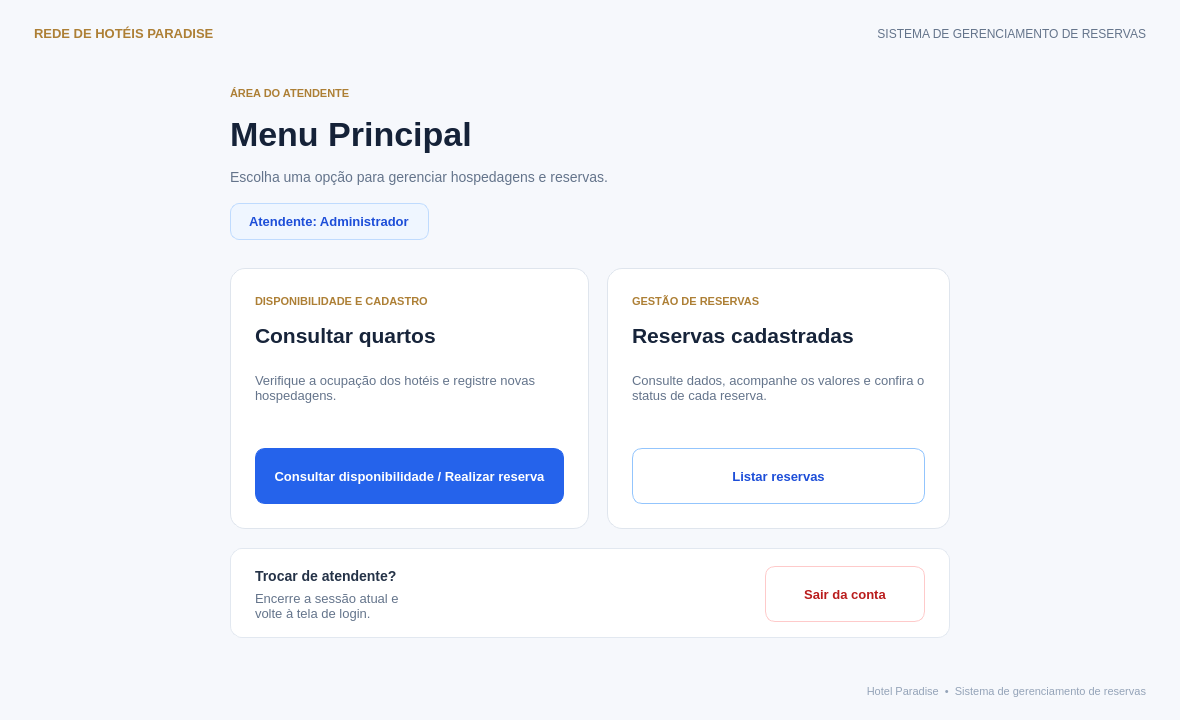
The window that mainwindow.ui (JairCosta00/Sistema-de-Reservas-Rede-de-Hot-is-Paradise) describes before a commit, drawn with Qt 5.
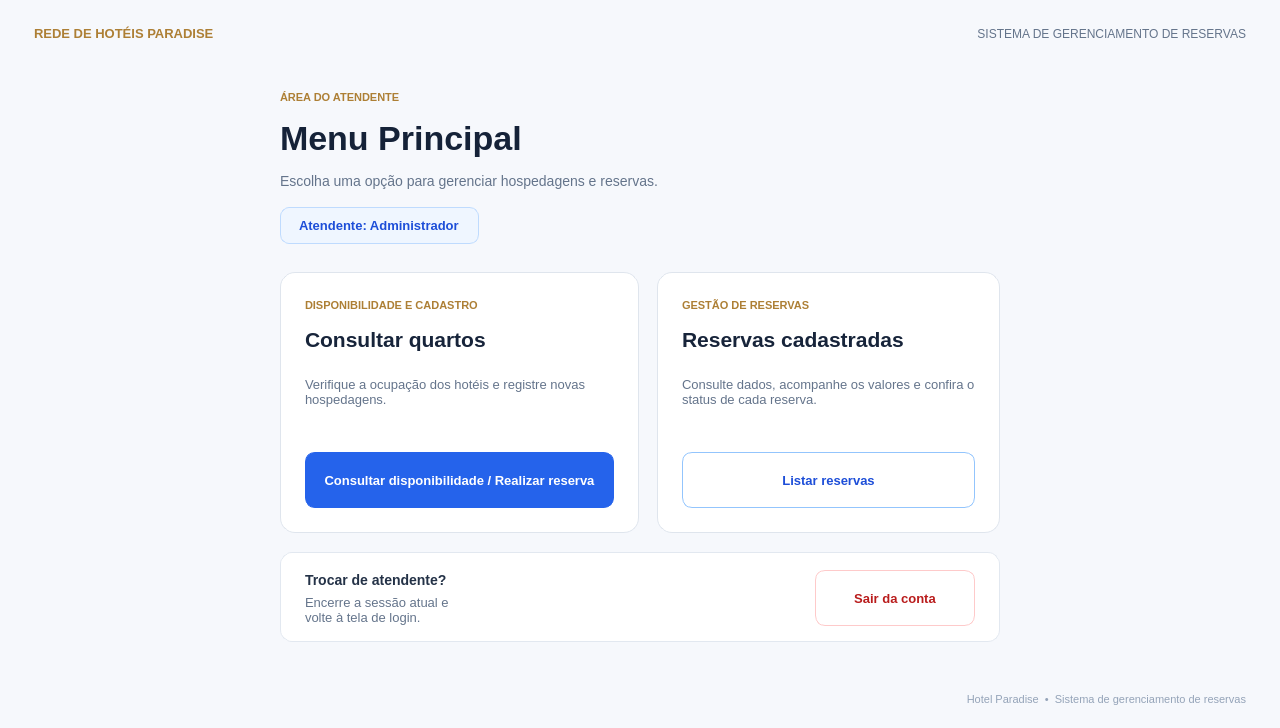
The same window after the commit.

```diff
--- a/mainwindow.ui
+++ b/mainwindow.ui
@@ -6,8 +6,8 @@
    <rect>
     <x>0</x>
     <y>0</y>
-    <width>1180</width>
-    <height>720</height>
+    <width>1280</width>
+    <height>728</height>
    </rect>
   </property>
   <property name="minimumSize">
@@ -151,7 +151,7 @@
          <string>SISTEMA DE GERENCIAMENTO DE RESERVAS</string>
         </property>
         <property name="alignment">
-         <set>Qt::AlignRight|Qt::AlignVCenter</set>
+         <set>Qt::AlignmentFlag::AlignRight|Qt::AlignmentFlag::AlignTrailing|Qt::AlignmentFlag::AlignVCenter</set>
         </property>
        </widget>
       </item>
@@ -241,30 +241,30 @@
          </property>
          <item>
           <widget class="QLabel" name="labelDestaque">
+           <property name="font">
+            <font>
+             <family>Segoe UI</family>
+             <pointsize>-1</pointsize>
+             <bold>true</bold>
+            </font>
+           </property>
            <property name="text">
             <string>ÁREA DO ATENDENTE</string>
            </property>
-           <property name="font">
-            <font>
-             <family>Segoe UI</family>
-             <pointsize>9</pointsize>
-             <bold>true</bold>
-            </font>
-           </property>
           </widget>
          </item>
          <item>
           <widget class="QLabel" name="labelTitulo">
+           <property name="font">
+            <font>
+             <family>Segoe UI</family>
+             <pointsize>-1</pointsize>
+             <bold>true</bold>
+            </font>
+           </property>
            <property name="text">
             <string>Menu Principal</string>
            </property>
-           <property name="font">
-            <font>
-             <family>Segoe UI</family>
-             <pointsize>28</pointsize>
-             <bold>true</bold>
-            </font>
-           </property>
           </widget>
          </item>
          <item>
@@ -373,30 +373,30 @@
               </property>
               <item>
                <widget class="QLabel" name="labelCategoriaConsulta">
+                <property name="font">
+                 <font>
+                  <family>Segoe UI</family>
+                  <pointsize>-1</pointsize>
+                  <bold>true</bold>
+                 </font>
+                </property>
                 <property name="text">
                  <string>DISPONIBILIDADE E CADASTRO</string>
                 </property>
-                <property name="font">
-                 <font>
-                  <family>Segoe UI</family>
-                  <pointsize>9</pointsize>
-                  <bold>true</bold>
-                 </font>
-                </property>
                </widget>
               </item>
               <item>
                <widget class="QLabel" name="labelConsultaTitulo">
+                <property name="font">
+                 <font>
+                  <family>Segoe UI</family>
+                  <pointsize>-1</pointsize>
+                  <bold>true</bold>
+                 </font>
+                </property>
                 <property name="text">
                  <string>Consultar quartos</string>
                 </property>
-                <property name="font">
-                 <font>
-                  <family>Segoe UI</family>
-                  <pointsize>17</pointsize>
-                  <bold>true</bold>
-                 </font>
-                </property>
                </widget>
               </item>
               <item>
@@ -433,21 +433,21 @@
               </item>
               <item>
                <widget class="QPushButton" name="btnConsultarReserva">
+                <property name="minimumSize">
+                 <size>
+                  <width>0</width>
+                  <height>56</height>
+                 </size>
+                </property>
+                <property name="maximumSize">
+                 <size>
+                  <width>16777215</width>
+                  <height>58</height>
+                 </size>
+                </property>
                 <property name="text">
                  <string>Consultar disponibilidade / Realizar reserva</string>
                 </property>
-                <property name="minimumSize">
-                 <size>
-                  <width>0</width>
-                  <height>52</height>
-                 </size>
-                </property>
-                <property name="maximumSize">
-                 <size>
-                  <width>16777215</width>
-                  <height>58</height>
-                 </size>
-                </property>
                </widget>
               </item>
              </layout>
@@ -482,30 +482,30 @@
               </property>
               <item>
                <widget class="QLabel" name="labelCategoriaLista">
+                <property name="font">
+                 <font>
+                  <family>Segoe UI</family>
+                  <pointsize>-1</pointsize>
+                  <bold>true</bold>
+                 </font>
+                </property>
                 <property name="text">
                  <string>GESTÃO DE RESERVAS</string>
                 </property>
-                <property name="font">
-                 <font>
-                  <family>Segoe UI</family>
-                  <pointsize>9</pointsize>
-                  <bold>true</bold>
-                 </font>
-                </property>
                </widget>
               </item>
               <item>
                <widget class="QLabel" name="labelListaTitulo">
+                <property name="font">
+                 <font>
+                  <family>Segoe UI</family>
+                  <pointsize>-1</pointsize>
+                  <bold>true</bold>
+                 </font>
+                </property>
                 <property name="text">
                  <string>Reservas cadastradas</string>
                 </property>
-                <property name="font">
-                 <font>
-                  <family>Segoe UI</family>
-                  <pointsize>17</pointsize>
-                  <bold>true</bold>
-                 </font>
-                </property>
                </widget>
               </item>
               <item>
@@ -542,21 +542,21 @@
               </item>
               <item>
                <widget class="QPushButton" name="btnListarReservas">
+                <property name="minimumSize">
+                 <size>
+                  <width>0</width>
+                  <height>56</height>
+                 </size>
+                </property>
+                <property name="maximumSize">
+                 <size>
+                  <width>16777215</width>
+                  <height>58</height>
+                 </size>
+                </property>
                 <property name="text">
                  <string>Listar reservas</string>
                 </property>
-                <property name="minimumSize">
-                 <size>
-                  <width>0</width>
-                  <height>52</height>
-                 </size>
-                </property>
-                <property name="maximumSize">
-                 <size>
-                  <width>16777215</width>
-                  <height>58</height>
-                 </size>
-                </property>
                </widget>
               </item>
              </layout>
@@ -608,16 +608,16 @@
               </property>
               <item>
                <widget class="QLabel" name="labelSessaoTitulo">
+                <property name="font">
+                 <font>
+                  <family>Segoe UI</family>
+                  <pointsize>-1</pointsize>
+                  <bold>true</bold>
+                 </font>
+                </property>
                 <property name="text">
                  <string>Trocar de atendente?</string>
                 </property>
-                <property name="font">
-                 <font>
-                  <family>Segoe UI</family>
-                  <pointsize>12</pointsize>
-                  <bold>true</bold>
-                 </font>
-                </property>
                </widget>
               </item>
               <item>
@@ -656,7 +656,7 @@
               <property name="minimumSize">
                <size>
                 <width>160</width>
-                <height>46</height>
+                <height>56</height>
                </size>
               </property>
               <property name="maximumSize">
@@ -731,7 +731,7 @@
          <string>Hotel Paradise  •  Sistema de gerenciamento de reservas</string>
         </property>
         <property name="alignment">
-         <set>Qt::AlignRight|Qt::AlignVCenter</set>
+         <set>Qt::AlignmentFlag::AlignRight|Qt::AlignmentFlag::AlignTrailing|Qt::AlignmentFlag::AlignVCenter</set>
         </property>
        </widget>
       </item>
```
Left out of the diff: 128 changed lines with no effect on the pictures.
